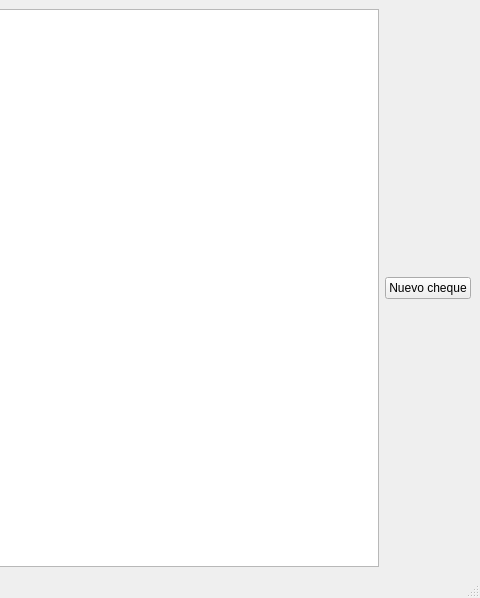
This is cheques.ui in waltermas-gitter/infomesas-gui as Qt 5 draws it before an edit; both pictures show x 571 to 1051 and y 0 to 598 of the 1051 by 598 pixel window. The edited form follows.
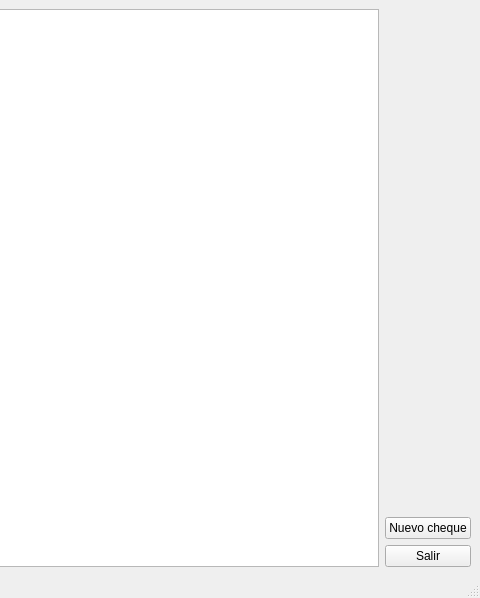
This is the edited form.

```diff
--- a/cheques.ui
+++ b/cheques.ui
@@ -41,12 +41,36 @@
      </widget>
     </item>
     <item row="0" column="1">
+     <layout class="QVBoxLayout" name="verticalLayout">
+      <item>
+       <spacer name="verticalSpacer">
+        <property name="orientation">
+         <enum>Qt::Vertical</enum>
+        </property>
+        <property name="sizeHint" stdset="0">
+         <size>
+          <width>20</width>
+          <height>40</height>
+         </size>
+        </property>
+       </spacer>
+      </item>
+      <item>
      <widget class="QPushButton" name="nuevoPushButton">
       <property name="text">
        <string>Nuevo cheque</string>
       </property>
      </widget>
     </item>
+      <item>
+       <widget class="QPushButton" name="salirPushButton">
+        <property name="text">
+         <string>Salir</string>
+        </property>
+       </widget>
+      </item>
+     </layout>
+    </item>
    </layout>
   </widget>
   <widget class="QMenuBar" name="menubar">
```
Left out of the diff: 2 changed lines with no effect on the pictures. Lines whose indentation alone changed are shown as unchanged.
